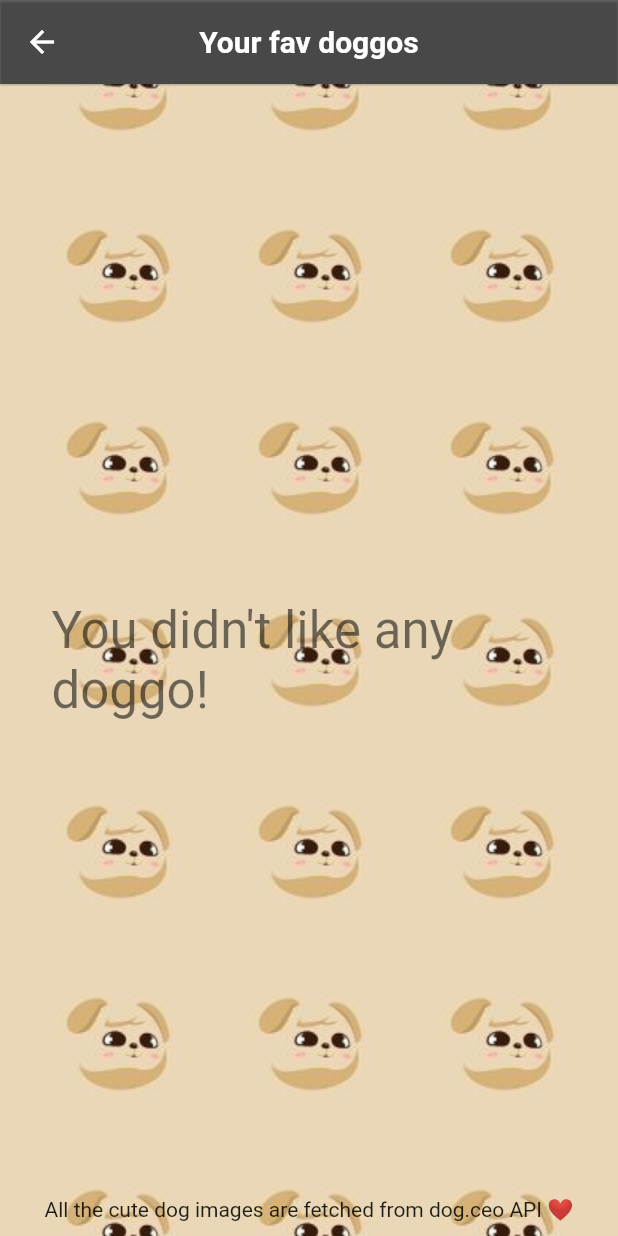
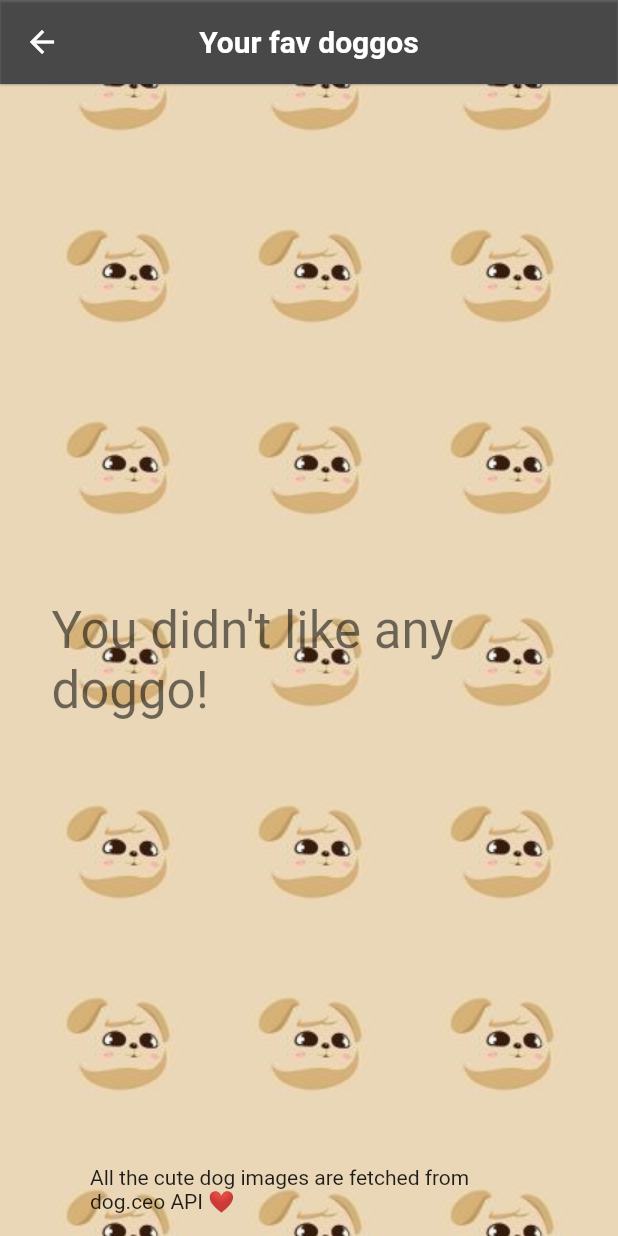
Before and after one commit to xaynetwork/xayn_swipe_it, a Flutter app: the screen it shows after launch, after a tap on the "bookmark" icon, on a phone screen of 412 x 824 dp. Run offline on Flutter 3.47's test engine with Material 2 defaults, Android fonts, the phone set to English and light mode, and no system bars; our stand-ins replace share, shared_preferences; network calls fail.

Commit message:
Add some assertions and tweak example ui

```diff
--- a/example/lib/widgets/background.dart
+++ b/example/lib/widgets/background.dart
@@ -29,7 +29,7 @@ class Background extends StatelessWidget {
           const Align(
             alignment: Alignment.bottomCenter,
             child: Padding(
-              padding: EdgeInsets.only(bottom: 10),
+              padding: EdgeInsets.only(bottom: 15, left: 60, right: 60),
               child: Text(
                   'All the cute dog images are fetched from dog.ceo API ❤️'),
             ),
```
Also changed, not shown: example/pubspec.yaml (+6 -6 lines), lib/src/swipe.dart (+10 -1 lines).
